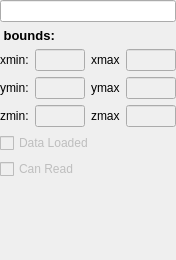
This is src/mafResources/vmeGeneric.ui in tartarini/MAF3 as Qt 5 draws it before an edit. The edited form follows.
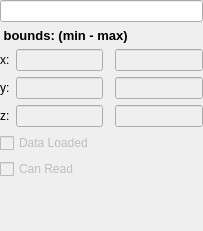
This is the edited form.

The edit to the form file:
```diff
--- a/src/mafResources/vmeGeneric.ui
+++ b/src/mafResources/vmeGeneric.ui
@@ -6,8 +6,8 @@
    <rect>
     <x>0</x>
     <y>0</y>
-    <width>176</width>
-    <height>260</height>
+    <width>203</width>
+    <height>231</height>
    </rect>
   </property>
   <property name="sizePolicy">
@@ -40,7 +40,7 @@
       </font>
      </property>
      <property name="text">
-      <string> bounds:</string>
+      <string> bounds: (min - max)</string>
      </property>
     </widget>
    </item>
@@ -51,21 +51,14 @@
        <property name="fieldGrowthPolicy">
         <enum>QFormLayout::AllNonFixedFieldsGrow</enum>
        </property>
-       <item row="0" column="0">
-        <widget class="QLabel" name="Xmin">
-         <property name="text">
-          <string>xmin:</string>
-         </property>
-        </widget>
-       </item>
-       <item row="1" column="0">
+       <item row="2" column="0">
         <widget class="QLabel" name="Ymin">
          <property name="text">
-          <string>ymin:</string>
+          <string>y:</string>
          </property>
         </widget>
        </item>
-       <item row="1" column="1">
+       <item row="2" column="1">
         <widget class="QLineEdit" name="boundYmin">
          <property name="enabled">
           <bool>false</bool>
@@ -78,14 +71,14 @@
          </property>
         </widget>
        </item>
-       <item row="2" column="0">
+       <item row="3" column="0">
         <widget class="QLabel" name="Zmin">
          <property name="text">
-          <string>zmin:</string>
+          <string>z:</string>
          </property>
         </widget>
        </item>
-       <item row="2" column="1">
+       <item row="3" column="1">
         <widget class="QLineEdit" name="boundZmin">
          <property name="enabled">
           <bool>false</bool>
@@ -98,7 +91,14 @@
          </property>
         </widget>
        </item>
-       <item row="0" column="1">
+       <item row="1" column="0">
+        <widget class="QLabel" name="Xmin">
+         <property name="text">
+          <string>x:</string>
+         </property>
+        </widget>
+       </item>
+       <item row="1" column="1">
         <widget class="QLineEdit" name="boundXmin">
          <property name="enabled">
           <bool>false</bool>
@@ -118,37 +118,7 @@
        <property name="fieldGrowthPolicy">
         <enum>QFormLayout::AllNonFixedFieldsGrow</enum>
        </property>
-       <item row="0" column="0">
-        <widget class="QLabel" name="Xmax">
-         <property name="text">
-          <string>xmax</string>
-         </property>
-        </widget>
-       </item>
-       <item row="0" column="1">
-        <widget class="QLineEdit" name="boundXmax">
-         <property name="enabled">
-          <bool>false</bool>
-         </property>
-         <property name="sizePolicy">
-          <sizepolicy hsizetype="Expanding" vsizetype="Fixed">
-           <horstretch>0</horstretch>
-           <verstretch>0</verstretch>
-          </sizepolicy>
-         </property>
-        </widget>
-       </item>
-       <item row="1" column="0">
-        <widget class="QLabel" name="Ymax">
-         <property name="text">
-          <string>ymax</string>
-         </property>
-         <property name="bounds[1]" stdset="0">
-          <double>0.000000000000000</double>
-         </property>
-        </widget>
-       </item>
-       <item row="1" column="1">
+       <item row="2" column="1">
         <widget class="QLineEdit" name="boundYmax">
          <property name="enabled">
           <bool>false</bool>
@@ -161,17 +131,7 @@
          </property>
         </widget>
        </item>
-       <item row="2" column="0">
-        <widget class="QLabel" name="Zmax">
-         <property name="text">
-          <string>zmax</string>
-         </property>
-         <property name="bounds[2]" stdset="0">
-          <double>0.000000000000000</double>
-         </property>
-        </widget>
-       </item>
-       <item row="2" column="1">
+       <item row="3" column="1">
         <widget class="QLineEdit" name="boundZmax">
          <property name="enabled">
           <bool>false</bool>
@@ -184,6 +144,19 @@
          </property>
         </widget>
        </item>
+       <item row="1" column="1">
+        <widget class="QLineEdit" name="boundXmax">
+         <property name="enabled">
+          <bool>false</bool>
+         </property>
+         <property name="sizePolicy">
+          <sizepolicy hsizetype="Expanding" vsizetype="Fixed">
+           <horstretch>0</horstretch>
+           <verstretch>0</verstretch>
+          </sizepolicy>
+         </property>
+        </widget>
+       </item>
       </layout>
      </item>
     </layout>
```
